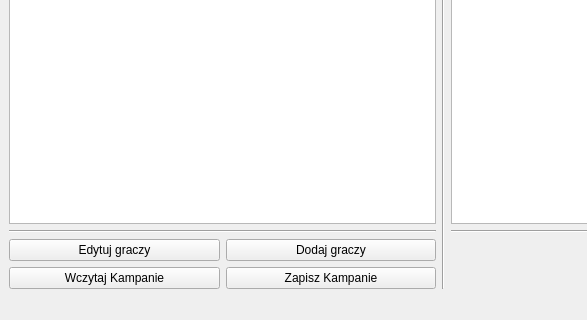
The window that gui/mainwindow.ui (FasolowySpioch/faubla-ultima-item-generator) describes before a commit, drawn with Qt 5; both pictures show x 0 to 587 and y 353 to 673 of the 886 by 673 pixel window.
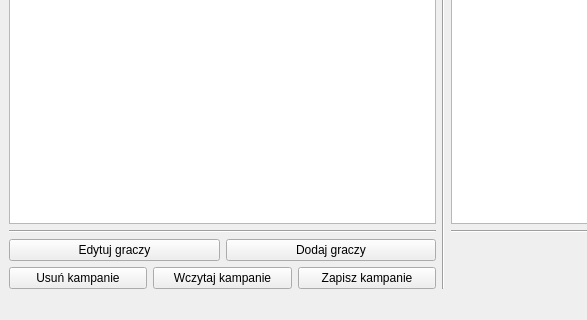
The same window after the commit.

Commit message: Skeleton for GUI finished

```diff
--- a/gui/mainwindow.ui
+++ b/gui/mainwindow.ui
@@ -77,17 +77,24 @@
       </item>
       <item>
        <layout class="QGridLayout" name="GridCampainButtons">
-        <item row="0" column="0">
+        <item row="0" column="1">
          <widget class="QPushButton" name="BttnLoadCampain">
           <property name="text">
-           <string>Wczytaj Kampanie</string>
+           <string>Wczytaj kampanie</string>
           </property>
          </widget>
         </item>
-        <item row="0" column="1">
+        <item row="0" column="2">
          <widget class="QPushButton" name="BttnSaveCampain">
           <property name="text">
-           <string>Zapisz Kampanie</string>
+           <string>Zapisz kampanie</string>
+          </property>
+         </widget>
+        </item>
+        <item row="0" column="0">
+         <widget class="QPushButton" name="BttnDelCampain">
+          <property name="text">
+           <string>Usuń kampanie</string>
           </property>
          </widget>
         </item>
```
Left out of the diff: 20 changed lines with no effect on the pictures. The commit also changes 2 other files.
